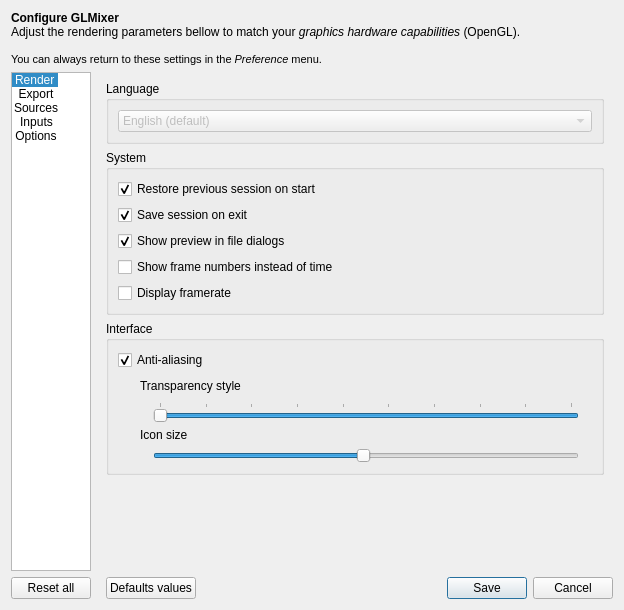
markus-wa/glmixer-mirror, file src/UserPreferencesDialog.ui: the form before one commit.
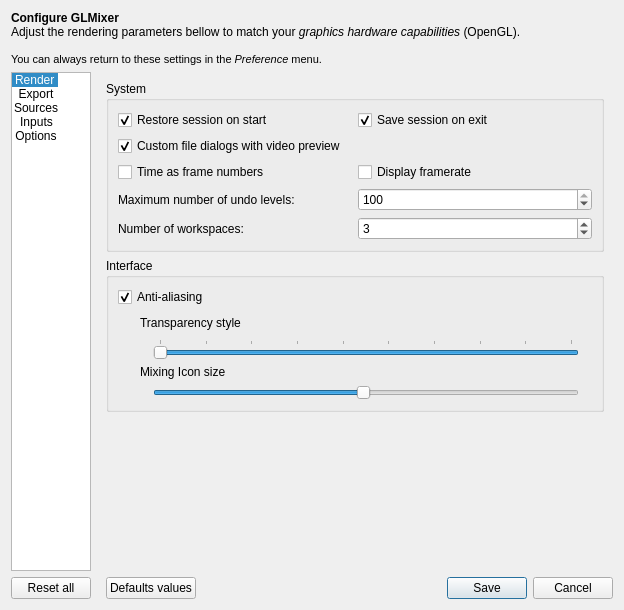
The form after the commit. The open tabs and pages were chosen to show the change. Icons and pictures are not drawn. Custom widgets are drawn as their Qt base class.

Commit message: Added User Preference Undo level.

```diff
--- a/src/UserPreferencesDialog.ui
+++ b/src/UserPreferencesDialog.ui
@@ -1649,47 +1649,72 @@
          </widget>
          <widget class="QWidget" name="PageOptions">
           <layout class="QVBoxLayout" name="verticalLayout_14">
-           <item>
-            <widget class="QGroupBox" name="LanguageGroupBox">
-             <property name="title">
-              <string>Language</string>
-             </property>
-             <layout class="QVBoxLayout" name="verticalLayout_13">
-              <item>
-               <widget class="QComboBox" name="languageSelection">
-                <property name="enabled">
-                 <bool>false</bool>
-                </property>
-                <item>
-                 <property name="text">
-                  <string>English (default)</string>
-                 </property>
-                </item>
-               </widget>
-              </item>
-             </layout>
-            </widget>
-           </item>
            <item>
             <widget class="QGroupBox" name="SystemGroupBox">
              <property name="title">
               <string>System</string>
              </property>
-             <layout class="QVBoxLayout" name="verticalLayout_8">
-              <item>
+             <layout class="QGridLayout" name="gridLayout_5">
+              <item row="3" column="1">
+               <widget class="QSpinBox" name="maximumUndoLevels">
+                <property name="minimum">
+                 <number>0</number>
+                </property>
+                <property name="maximum">
+                 <number>100</number>
+                </property>
+                <property name="value">
+                 <number>100</number>
+                </property>
+               </widget>
+              </item>
+              <item row="0" column="0">
                <widget class="QCheckBox" name="restoreLastSession">
                 <property name="toolTip">
                  <string>Re-open the last session when launching GLMixer.</string>
                 </property>
                 <property name="text">
-                 <string>Restore previous session on start</string>
+                 <string>Restore session on start</string>
                 </property>
                 <property name="checked">
                  <bool>true</bool>
                 </property>
                </widget>
               </item>
-              <item>
+              <item row="1" column="0" colspan="2">
+               <widget class="QCheckBox" name="useCustomDialogs">
+                <property name="toolTip">
+                 <string>Use GLMixer improved dialogs (instead of operating system native dialogs)</string>
+                </property>
+                <property name="statusTip">
+                 <string>Use GLMixer improved dialogs (instead of operating system native dialogs)</string>
+                </property>
+                <property name="text">
+                 <string>Custom file dialogs with video preview</string>
+                </property>
+                <property name="checked">
+                 <bool>true</bool>
+                </property>
+               </widget>
+              </item>
+              <item row="3" column="0">
+               <widget class="QLabel" name="label_2">
+                <property name="text">
+                 <string>Maximum number of undo levels:</string>
+                </property>
+               </widget>
+              </item>
+              <item row="2" column="1">
+               <widget class="QCheckBox" name="displayFramerate">
+                <property name="toolTip">
+                 <string>Shows the framerate in the upper right corner.</string>
+                </property>
+                <property name="text">
+                 <string>Display framerate</string>
+                </property>
+               </widget>
+              </item>
+              <item row="0" column="1">
                <widget class="QCheckBox" name="saveExitSession">
                 <property name="toolTip">
                  <string>Save the current session on exit (if possible)</string>
@@ -1702,39 +1727,33 @@
                 </property>
                </widget>
               </item>
-              <item>
-               <widget class="QCheckBox" name="useCustomDialogs">
-                <property name="toolTip">
-                 <string>Use GLMixer improved dialogs (instead of operating system native dialogs)</string>
-                </property>
-                <property name="statusTip">
-                 <string>Use GLMixer improved dialogs (instead of operating system native dialogs)</string>
-                </property>
-                <property name="text">
-                 <string>Show preview in file dialogs</string>
-                </property>
-                <property name="checked">
-                 <bool>true</bool>
-                </property>
-               </widget>
-              </item>
-              <item>
+              <item row="2" column="0">
                <widget class="QCheckBox" name="displayTimeAsFrame">
                 <property name="toolTip">
                  <string>Shows time information as frame count instead of hh:mm:ss.</string>
                 </property>
                 <property name="text">
-                 <string>Show frame numbers instead of time</string>
+                 <string>Time as frame numbers</string>
                 </property>
                </widget>
               </item>
-              <item>
-               <widget class="QCheckBox" name="displayFramerate">
-                <property name="toolTip">
-                 <string>Shows the framerate in the upper right corner.</string>
+              <item row="4" column="1">
+               <widget class="QSpinBox" name="numberWorkspaces">
+                <property name="minimum">
+                 <number>2</number>
                 </property>
+                <property name="maximum">
+                 <number>10</number>
+                </property>
+                <property name="value">
+                 <number>3</number>
+                </property>
+               </widget>
+              </item>
+              <item row="4" column="0">
+               <widget class="QLabel" name="label_26">
                 <property name="text">
-                 <string>Display framerate</string>
+                 <string>Number of workspaces:</string>
                 </property>
                </widget>
               </item>
@@ -1851,7 +1870,7 @@
                 <item row="2" column="1" colspan="2">
                  <widget class="QLabel" name="label_23">
                   <property name="text">
-                   <string>Icon size</string>
+                   <string>Mixing Icon size</string>
                   </property>
                  </widget>
                 </item>
```
The commit also changes 4 other files.
